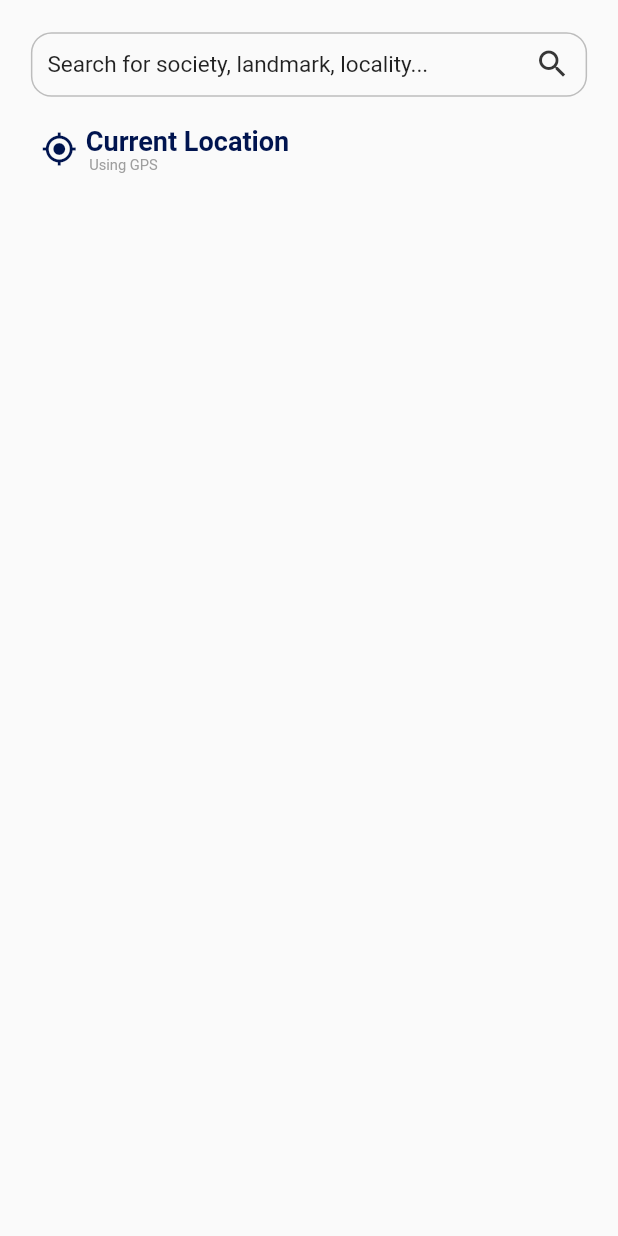
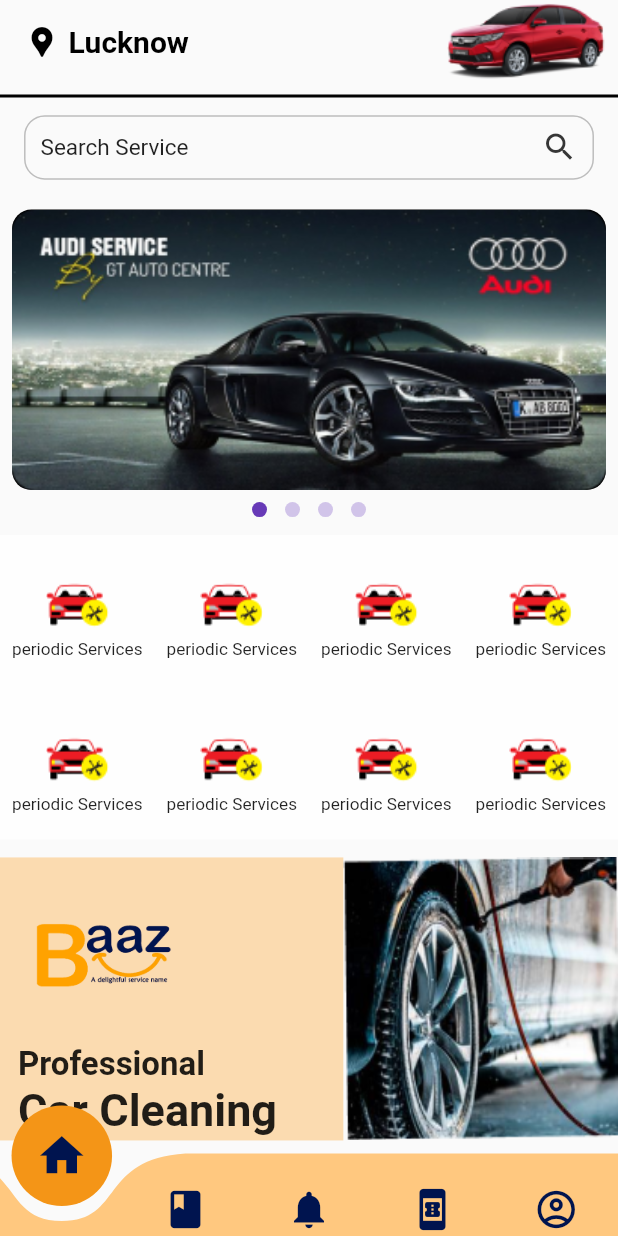
Before and after one commit to codewithjaspreet/baaz, a Flutter app: the screen it shows after launch, on a phone screen of 412 x 824 dp. Run offline on Flutter 3.47's test engine with Material 2 defaults, Android fonts, the phone set to English and light mode, and no system bars; drawn by our look-alikes of curved_navigation_bar, smooth_page_indicator; our stand-ins replace auto_size_text, flutter_screenutil, flutter_switch.

Commit message:
home ui- done + need some modify

```diff
--- a/lib/main.dart
+++ b/lib/main.dart
@@ -1,3 +1,4 @@
+import 'package:baaz/screens/home.dart';
 import 'package:baaz/screens/location_search.dart';
 import 'package:baaz/screens/manage_Address.dart';
 import 'package:baaz/screens/my_profile.dart';
@@ -8,6 +9,7 @@ import 'package:baaz/screens/opt_verification.dart';
 import 'package:baaz/screens/order.dart';
 import 'package:baaz/screens/peroidic_services.dart';
 import 'package:baaz/screens/refer_and_earn.dart';
+import 'package:baaz/screens/search_bar.dart';
 import 'package:baaz/screens/select_car_page.dart';
 import 'package:baaz/screens/settings.dart';
 import 'package:baaz/widgets/navigation_bar.dart';
@@ -27,7 +29,7 @@ class MyApp extends StatelessWidget {
       builder: (BuildContext context, Widget? child) {
         return MaterialApp(
           debugShowCheckedModeBanner: false,
-          home: LocationSearch(),
+          home: Home(),
         );
       },
     );
--- /dev/null
+++ b/lib/screens/home.dart
@@ -0,0 +1,427 @@
+import 'package:baaz/widgets/navigation_bar.dart';
+import 'package:baaz/widgets/searchContainer.dart';
+import 'package:flutter/material.dart';
+import 'package:flutter_screenutil/flutter_screenutil.dart';
+import 'package:smooth_page_indicator/smooth_page_indicator.dart';
+
+class Home extends StatelessWidget {
+  final _controller = PageController();
+  @override
+  Widget build(BuildContext context) {
+    return Scaffold(
+      appBar: AppBar(
+        elevation: 0,
+        backgroundColor: Colors.transparent,
+        title: Row(
+          children: [
+            Icon(
+              Icons.location_pin,
+              color: Colors.black,
+            ),
+            SizedBox(width: 5.w),
+            Text(
+              'Lucknow',
+              style: TextStyle(
+                color: Colors.black,
+                fontWeight: FontWeight.bold,
+              ),
+            ),
+          ],
+        ),
+        actions: [Image.asset('assets/images/carimg.png')],
+      ),
+      bottomNavigationBar: CustomNavigationBar(),
+      body: SingleChildScrollView(
+        child: Column(
+          children: [
+            Divider(
+              color: Colors.black,
+              thickness: 2,
+            ),
+            SizedBox(
+              height: 4.h,
+            ),
+            Padding(
+              padding: EdgeInsets.symmetric(horizontal: 14.w),
+              child: search_container(
+                heading: 'Search Service',
+              ),
+            ),
+            SizedBox(
+              height: 10.h,
+            ),
+            SizedBox(
+              height: 170.h,
+              child: PageView(
+                controller: _controller,
+                children: const [
+                  item(),
+                  item(),
+                  item(),
+                  item(),
+                ],
+              ),
+            ),
+            SmoothPageIndicator(
+              controller: _controller,
+              count: 4,
+              effect: JumpingDotEffect(
+                activeDotColor: Colors.deepPurple,
+                dotColor: Colors.deepPurple.shade100,
+                dotHeight: 10,
+                dotWidth: 10,
+                spacing: 12,
+                //verticalOffset: 50,
+                jumpScale: 3,
+              ),
+            ),
+            SizedBox(
+              height: 10.h,
+            ),
+            Container(
+              child: GridView.builder(
+                physics: NeverScrollableScrollPhysics(),
+                gridDelegate: SliverGridDelegateWithFixedCrossAxisCount(
+                    crossAxisCount: 4),
+                itemBuilder: (context, i) {
+                  return service(
+                    text: 'periodic Services',
+                    image: 'assets/images/pro1.png',
+                  );
+                },
+                itemCount: 8,
+              ),
+              height: 170.h,
+              width: 390.w,
+              color: Colors.white70,
+            ),
+            SizedBox(
+              height: 10.h,
+            ),
+            Row(
+              children: [
+                Container(
+                  width: 200.w,
+                  height: 158.h,
+                  color: Color(0xFFFBDBB0),
+                  child: Padding(
+                    padding: EdgeInsets.symmetric(horizontal: 12.0),
+                    child: Column(
+                      mainAxisAlignment: MainAxisAlignment.spaceEvenly,
+                      crossAxisAlignment: CrossAxisAlignment.start,
+                      children: [
+                        Container(
+                          width: 100.w,
+                          height: 100.h,
+                          child: Image.asset(
+                            'assets/images/baazlogo .png',
+                          ),
+                        ),
+                        SingleChildScrollView(
+                          child: Column(
+                            crossAxisAlignment: CrossAxisAlignment.start,
+                            children: [
+                              Text(
+                                'Professional',
+                                style: TextStyle(
+                                    fontWeight: FontWeight.bold, fontSize: 22),
+                              ),
+                              Text(
+                                'Car Cleaning',
+                                style: TextStyle(
+                                    fontWeight: FontWeight.bold, fontSize: 30),
+                              ),
+                              // Text('With new stain blaster technology')
+                            ],
+                          ),
+                        ),
+                      ],
+                    ),
+                  ),
+                ),
+                Container(
+                  width: 160.w,
+                  height: 158.h,
+                  decoration: BoxDecoration(
+                      image: DecorationImage(
+                          image: AssetImage('assets/images/pic.png'),
+                          fit: BoxFit.fill)),
+                ),
+              ],
+            ),
+            SizedBox(
+              height: 30.h,
+            ),
+            Categories(
+              image1: 'assets/images/pic.png',
+              image2: 'assets/images/service1.png',
+              subHead1: 'AC Service & Repair',
+              head: 'New Category Launches',
+              subHead2: 'Car Health Check Up',
+            ),
+            SizedBox(
+              height: 30.h,
+            ),
+            Categories(
+              image1: 'assets/images/service3.png',
+              image2: 'assets/images/service1.png',
+              subHead1: 'Front Bumper',
+              head: 'Denting and Painting Services',
+              subHead2: 'Bonnet',
+            ),
+            SizedBox(
+              height: 30.h,
+            ),
+            Categories(
+              image1: 'assets/images/service3.png',
+              image2: 'assets/images/service1.png',
+              subHead1: 'AC Service & Repair',
+              head: 'Denting and Painting Services',
+              subHead2: 'Car Health Check Up',
+            ),
+            SizedBox(
+              height: 30.h,
+            ),
+            Categories(
+              image1: 'assets/images/service3.png',
+              image2: 'assets/images/service1.png',
+              subHead1: 'AC Service & Repair',
+              head: 'Denting and Painting Services',
+              subHead2: 'Car Health Check Up',
+            ),
+            SizedBox(
+              height: 30.h,
+            ),
+            Column(
+              mainAxisAlignment: MainAxisAlignment.center,
+              children: [
+                Text(
+                  'DOWNLOAD THE APP',
+                  style: TextStyle(
+                      letterSpacing: 1.2, fontWeight: FontWeight.bold),
+                ),
+                SizedBox(
+                  height: 12.h,
+                ),
+                Container(
+                  child: Row(
+                    crossAxisAlignment: CrossAxisAlignment.center,
+                    children: [
+                      Icon(
+                        Icons.play_arrow,
+                        color: Colors.white,
+                        size: 40,
+                      ),
+                      SizedBox(
+                        width: 10.w,
+                      ),
+                      Column(
+                        crossAxisAlignment: CrossAxisAlignment.start,
+                        mainAxisAlignment: MainAxisAlignment.spaceEvenly,
+                        children: [
+                          Text(
+                            'GET IT ON',
+                            textAlign: TextAlign.left,
+                            style: TextStyle(
+                                color: Colors.white,
+                                fontWeight: FontWeight.bold,
+                                fontSize: 16),
+                          ),
+                          Text(
+                            'Google Play',
+                            style: TextStyle(
+                                color: Colors.white,
+                                fontWeight: FontWeight.bold,
+                                fontSize: 22.sp),
+                          ),
+                        ],
+                      )
+                    ],
+                  ),
+                  width: 193.w,
+                  decoration: BoxDecoration(
+                      borderRadius: BorderRadius.circular(11),
+                      color: Colors.black),
+                  height: 58.h,
+                ),
+                SizedBox(
+                  height: 20.h,
+                )
+              ],
+            )
+          ],
+        ),
+      ),
+    );
+  }
+}
+
+class service extends StatelessWidget {
+  const service({
+    Key? key,
+    required this.text,
+    required this.image,
+  }) : super(key: key);
+
+  final String text;
+  final String image;
+
+  @override
+  Widget build(BuildContext context) {
+    return Padding(
+      padding: const EdgeInsets.all(8.0),
+      child: Container(
+        width: 96.w,
+        height: 65.h,
+        decoration: BoxDecoration(
+          color: Colors.white12,
+          borderRadius: BorderRadius.circular(6),
+        ),
+        child: Column(
+          mainAxisAlignment: MainAxisAlignment.center,
+          children: [
+            Image.asset(image),
+            SizedBox(
+              height: 6.h,
+            ),
+            Row(
+              children: [
+                Expanded(
+                    child: FittedBox(
+                  child: Text(
+                    text,
+                    maxLines: 1,
+                  ),
+                ))
+              ],
+            ),
+          ],
+        ),
+      ),
+    );
+  }
+}
+
+class item extends StatelessWidget {
+  const item({Key? key}) : super(key: key);
+
+  @override
+  Widget build(BuildContext context) {
+    return Padding(
+      padding: const EdgeInsets.all(8.0),
+      child: Container(
+        height: 159.h,
+        width: 325.w,
+        decoration: BoxDecoration(
+            image: DecorationImage(
+                image: AssetImage('assets/images/banner.png'),
+                fit: BoxFit.fill),
+            borderRadius: BorderRadius.circular(13),
+            color: Colors.black),
+      ),
+    );
+  }
+}
+
+class Categories extends StatelessWidget {
+  const Categories(
+      {Key? key,
+      required this.head,
+      required this.subHead1,
+      required this.subHead2,
+      required this.image1,
+      required this.image2})
+      : super(key: key);
+
+  final String image1;
+  final String image2;
+  final String head;
+  final String subHead1;
+  final String subHead2;
+  @override
+  Widget build(BuildContext context) {
+    return Column(
+      crossAxisAlignment: CrossAxisAlignment.start,
+      children: [
+        Padding(
+          padding: EdgeInsets.symmetric(horizontal: 16.w),
+          child: Text(
+            head,
+            style: TextStyle(fontWeight: FontWeight.bold, fontSize: 19.12.sp),
+          ),
+        ),
+        SizedBox(
+          height: 10.h,
+        ),
+        Row(
+          mainAxisAlignment: MainAxisAlignment.spaceEvenly,
+          children: [
+            Column(
+              crossAxisAlignment: CrossAxisAlignment.center,
+              children: [
+                Container(
+                  width: 139.w,
+                  height: 81.h,
+                  decoration: BoxDecoration(
+                      borderRadius: BorderRadius.circular(20.sp),
+                      image: DecorationImage(
+                          image: AssetImage(image1), fit: BoxFit.fill)),
+                ),
+                SizedBox(
+                  height: 10.h,
+                ),
+                Text(subHead1),
+              ],
+            ),
+            Column(
+              children: [
+                Container(
+                  width: 139.w,
+                  height: 81.h,
+                  decoration: BoxDecoration(
+                      borderRadius: BorderRadius.circular(20.sp),
+                      image: DecorationImage(
+                          image: AssetImage(image2), fit: BoxFit.fill)),
+                ),
+                SizedBox(
+                  height: 10.h,
+                ),
+                Text(subHead2),
+              ],
+            ),
+          ],
+        ),
+        SizedBox(
+          height: 15.h,
+        ),
+        homeServiceButton(),
+      ],
+    );
+  }
+}
+
+class homeServiceButton extends StatelessWidget {
+  @override
+  Widget build(BuildContext context) {
+    return GestureDetector(
+      onTap: () => () {},
+      child: Padding(
+        padding: const EdgeInsets.symmetric(horizontal: 30.0),
+        child: Container(
+          //width: 100.0,
+          height: 50.0,
+          decoration: BoxDecoration(
+            color: Colors.yellow,
+            borderRadius: BorderRadius.circular(10.0),
+          ),
+          child: Center(
+            child: Text(
+              'View All Services',
+              style: TextStyle(fontSize: 18.0, color: Colors.black),
+            ),
+          ),
+        ),
+      ),
+    );
+  }
+}
--- a/lib/screens/location_search.dart
+++ b/lib/screens/location_search.dart
@@ -1,6 +1,6 @@
 import 'package:flutter/material.dart';
 import 'package:flutter_screenutil/flutter_screenutil.dart';
-import '';
+import '../widgets/searchContainer.dart';
 
 class LocationSearch extends StatelessWidget {
   const LocationSearch({Key? key}) : super(key: key);
@@ -13,28 +13,8 @@ class LocationSearch extends StatelessWidget {
           padding: EdgeInsets.symmetric(horizontal: 18.w, vertical: 18.h),
           child: Column(
             children: [
-              Container(
-                height: 36.h,
-                child: Padding(
-                  padding: EdgeInsets.symmetric(horizontal: 10),
-                  child: Row(
-                    mainAxisAlignment: MainAxisAlignment.spaceBetween,
-                    children: [
-                      Text(
-                        'Search for society, landmark, locality...',
-                        style: TextStyle(fontSize: 13.13.sp),
-                      ),
-                      Icon(
-                        Icons.search,
-                        color: Color(0xFF363636),
-                      )
-                    ],
-                  ),
-                ),
-                decoration: BoxDecoration(
-                    border: Border.all(color: Color(0xFFBDBDBD)),
-                    borderRadius: BorderRadius.circular(12.sp),
-                    color: Colors.transparent),
+              search_container(
+                heading: 'Search for society, landmark, locality...',
               ),
               SizedBox(
                 height: 16.h,
--- a/lib/screens/opt_verification.dart
+++ b/lib/screens/opt_verification.dart
@@ -26,7 +26,7 @@ class OtpVerification extends StatelessWidget {
           Positioned(
             top: 150,
             left: 50,
-            child: Image.asset('assets/images/Group.png'),
+            child: Image.asset('assets/images/Group1.png'),
           ),
           Padding(
             padding: const EdgeInsets.only(
--- a/lib/widgets/navigation_bar.dart
+++ b/lib/widgets/navigation_bar.dart
@@ -7,6 +7,7 @@ class CustomNavigationBar extends StatelessWidget {
   @override
   Widget build(BuildContext context) {
     return CurvedNavigationBar(
+      animationDuration: Duration(milliseconds: 300),
       color: Color(0xFFFFC87F),
       height: 55,
       buttonBackgroundColor: Color(0xFFF49517),
--- /dev/null
+++ b/lib/widgets/searchContainer.dart
@@ -0,0 +1,40 @@
+import 'package:flutter/material.dart';
+import 'package:flutter_screenutil/flutter_screenutil.dart';
+
+class search_container extends StatelessWidget {
+  const search_container({
+    Key? key,
+    required this.heading,
+  }) : super(
+          key: key,
+        );
+
+  final String heading;
+
+  @override
+  Widget build(BuildContext context) {
+    return Container(
+      height: 36.h,
+      child: Padding(
+        padding: EdgeInsets.symmetric(horizontal: 10),
+        child: Row(
+          mainAxisAlignment: MainAxisAlignment.spaceBetween,
+          children: [
+            Text(
+              heading,
+              style: TextStyle(fontSize: 13.13.sp),
+            ),
+            Icon(
+              Icons.search,
+              color: Color(0xFF363636),
+            )
+          ],
+        ),
+      ),
+      decoration: BoxDecoration(
+          border: Border.all(color: Color(0xFFBDBDBD)),
+          borderRadius: BorderRadius.circular(12.sp),
+          color: Colors.transparent),
+    );
+  }
+}
--- a/pubspec.yaml
+++ b/pubspec.yaml
@@ -39,6 +39,7 @@ dependencies:
   auto_size_text: ^3.0.0
   flutter_lints: ^2.0.0
   flutter_switch: ^0.3.2
+  smooth_page_indicator: ^1.0.0+2
 dev_dependencies:
   flutter_test:
     sdk: flutter
```
Also changed, not shown: lib/screens/search_bar.dart (added, +65 -0 lines), assets/images/Group.png, assets/images/Group1.png (added), assets/images/banner.png (added), assets/images/cardcut.png (added), assets/images/carimg.png (added), assets/images/pic.png (added), assets/images/pro1.png (added), assets/images/service1.png (added), assets/images/service2.png (added), assets/images/service3.png (added), pubspec.lock.
